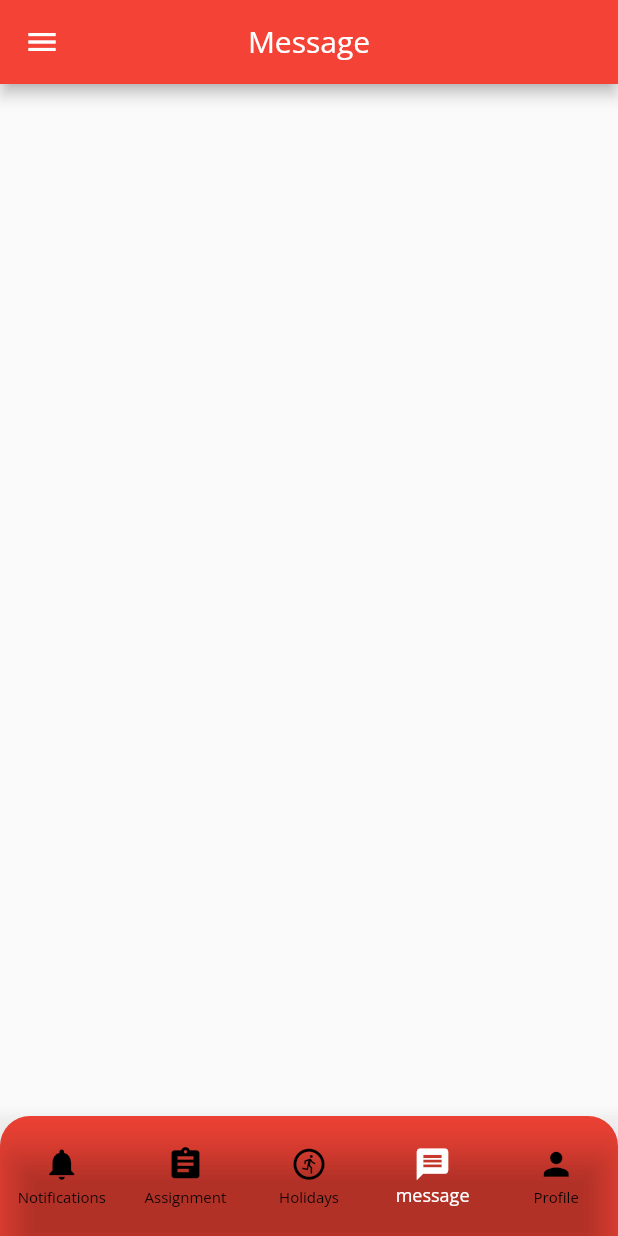
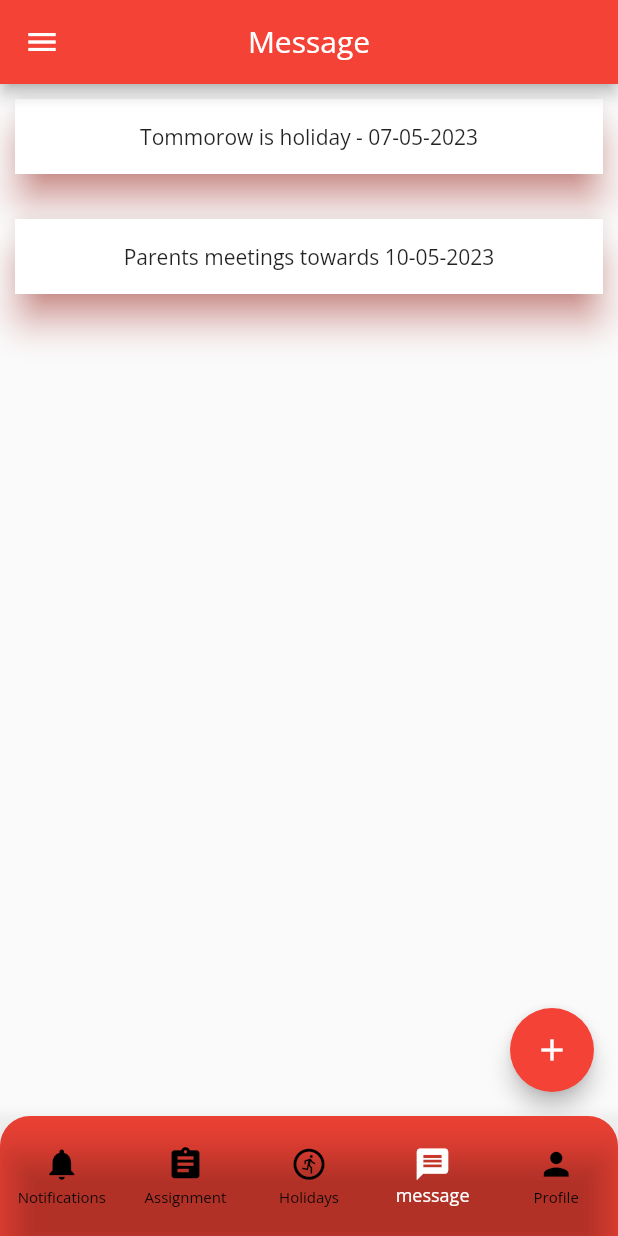
Before and after one commit to Abis2001/school_security, a Flutter app: the HomeScreen screen opened by its route, item 4 of the bottom bar chosen, on a phone screen of 412 x 824 dp. Run offline on Flutter 3.47's test engine with Material 2 defaults, Android fonts, the phone set to English and light mode, and no system bars; our stand-ins replace dio, logger, table_calendar.

Commit message:
message feature

```diff
--- a/lib/view/calender.dart
+++ b/lib/view/calender.dart
@@ -27,9 +27,9 @@ class _CalendarState extends State<Calendar> {
   @override
   Widget build(BuildContext context) {
     return TableCalendar(
-      focusedDay: DateTime.now(),
+      focusedDay: DateTime(2023,5),
       firstDay: DateTime(2000),
-      lastDay: DateTime.now(),
+      lastDay: DateTime(2025),
        eventLoader: (day) {
         String? event = _events[day];
         if (event != null) {
--- a/lib/view/home.dart
+++ b/lib/view/home.dart
@@ -2,6 +2,7 @@ import 'package:flutter/material.dart';
 import 'package:school_security/constants/routes.dart';
 import 'package:school_security/utils/responsive.dart';
 import 'package:school_security/view/appointment.dart';
+import 'package:school_security/view/messages.dart';
 import 'package:school_security/view/notification.dart';
 import 'package:school_security/view/profile.dart';
 class HomeScreen extends StatefulWidget {
@@ -24,7 +25,7 @@ class _HomeScreenState extends State<HomeScreen> {
     NotificationScreen(),
         Container(),
         Container(),
-        Container(),
+        MessageScreen(),
             ProfileScreen(),
 
   ];
--- /dev/null
+++ b/lib/view/messages.dart
@@ -0,0 +1,40 @@
+import 'package:flutter/material.dart';
+import 'package:school_security/utils/responsive.dart';
+class MessageScreen extends StatefulWidget {
+  const MessageScreen({super.key});
+
+  @override
+  State<MessageScreen> createState() => _MessageScreenState();
+}
+
+class _MessageScreenState extends State<MessageScreen> {
+  @override
+  Widget build(BuildContext context) {
+    Responsive().init(context);
+    return Scaffold(
+
+      body: Container(
+        height: Responsive.screenHeight,
+        child: ListView.separated(
+          itemCount: 2,
+          separatorBuilder: (context, index) => SizedBox(height: 10,),
+          itemBuilder: (context, index) => Padding(
+            padding: EdgeInsets.all(10),
+            child: Material(
+              elevation: 10,
+              shadowColor: Colors.red,
+              borderRadius: BorderRadius.circular(10),
+              child: Container(
+                height: 50,
+                width: Responsive.screenWidth,
+                color: Colors.white,
+                child: Center(child: Text((index.isEven)?'Tommorow is holiday - 07-05-2023':'Parents meetings towards 10-05-2023')),
+              ),
+            ),
+          ),
+        ),
+      ),
+      floatingActionButton: FloatingActionButton(backgroundColor: Colors.red, child: Icon(Icons.add,color: Colors.white,),onPressed: (){},),
+    );
+  }
+}
```
